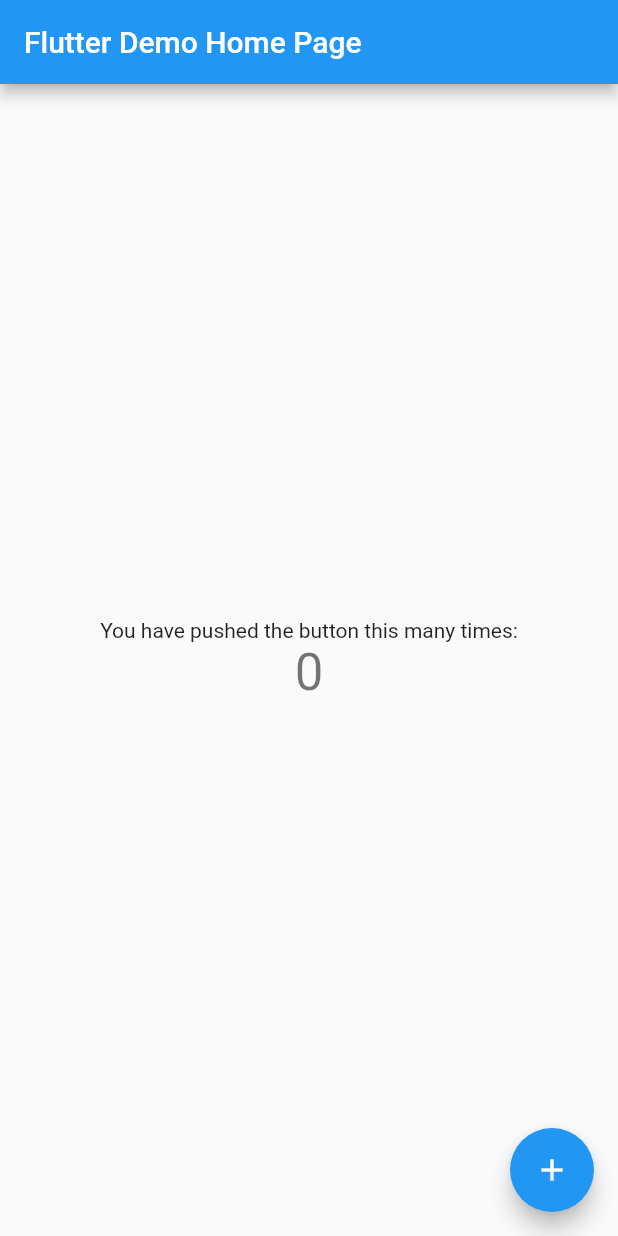
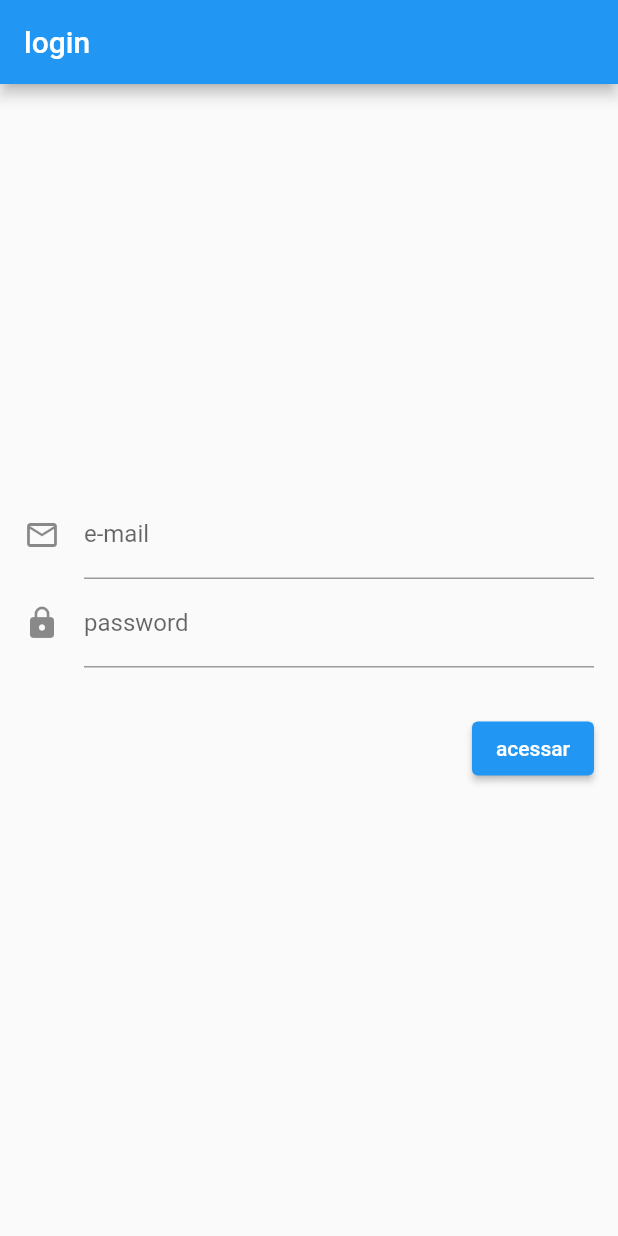
Before and after one commit to heltonss/Time-is-money, a Flutter app: the screen it shows after launch, on a phone screen of 412 x 824 dp. Run offline on Flutter 3.47's test engine with Material 2 defaults, Android fonts, the phone set to English and light mode, and no system bars.

Commit message:
feat: adiciona tela de login

```diff
--- a/lib/main.dart
+++ b/lib/main.dart
@@ -1,105 +1,20 @@
 import 'package:flutter/material.dart';
+import 'package:time_is_money/modules/login/login.dart';
 
 void main() {
   runApp(MyApp());
 }
 
-/// add doc
 class MyApp extends StatelessWidget {
   /// This widget is the root of your application.
   @override
   Widget build(BuildContext context) {
     return MaterialApp(
-      title: 'Flutter Demo',
-      theme: ThemeData(
-        primarySwatch: Colors.blue,
-      ),
-      home: const MyHomePage(title: 'Flutter Demo Home Page'),
-    );
+        title: 'Time is money',
+        theme: ThemeData(
+          primarySwatch: Colors.blue,
+        ),
+        initialRoute: '/',
+        routes: {'/': (BuildContext context) => Login()});
   }
 }
-
-class MyHomePage extends StatefulWidget {
-  const MyHomePage({Key key, this.title}) : super(key: key);
-
-  // This widget is the home page of your application. It is stateful, meaning
-  // that it has a State object (defined below) that contains fields that affect
-  // how it looks.
-
-  // This class is the configuration for the state. It holds the values (in this
-  // case the title) provided by the parent (in this case the App widget) and
-  // used by the build method of the State. Fields in a Widget subclass are
-  // always marked "final".
-
-  final String title;
-
-  @override
-  _MyHomePageState createState() => _MyHomePageState();
-}
-
-class _MyHomePageState extends State<MyHomePage> {
-  int _counter = 0;
-
-  void _incrementCounter() {
-    setState(() {
-      // This call to setState tells the Flutter framework that something has
-      // changed in this State, which causes it to rerun the build method below
-      // so that the display can reflect the updated values. If we changed
-      // _counter without calling setState(), then the build method would not be
-      // called again, and so nothing would appear to happen.
-      _counter++;
-    });
-  }
-
-  @override
-  Widget build(BuildContext context) {
-    // This method is rerun every time setState is called, for instance as done
-    // by the _incrementCounter method above.
-    //
-    // The Flutter framework has been optimized to make rerunning build methods
-    // fast, so that you can just rebuild anything that needs updating rather
-    // than having to individually change instances of widgets.
-    return Scaffold(
-      appBar: AppBar(
-        // Here we take the value from the MyHomePage object that was created by
-        // the App.build method, and use it to set our appbar title.
-        title: Text(widget.title),
-      ),
-      body: Center(
-        // Center is a layout widget. It takes a single child and positions it
-        // in the middle of the parent.
-        child: Column(
-          // Column is also a layout widget. It takes a list of children and
-          // arranges them vertically. By default, it sizes itself to fit its
-          // children horizontally, and tries to be as tall as its parent.
-          //
-          // Invoke "debug painting" (press "p" in the console, choose the
-          // "Toggle Debug Paint" action from the Flutter Inspector in Android
-          // Studio, or the "Toggle Debug Paint" command in Visual Studio Code)
-          // to see the wireframe for each widget.
-          //
-          // Column has various properties to control how it sizes itself and
-          // how it positions its children. Here we use mainAxisAlignment to
-          // center the children vertically; the main axis here is the vertical
-          // axis because Columns are vertical (the cross axis would be
-          // horizontal).
-          mainAxisAlignment: MainAxisAlignment.center,
-          children: <Widget>[
-            const Text(
-              'You have pushed the button this many times:',
-            ),
-            Text(
-              '$_counter',
-              style: Theme.of(context).textTheme.headline4,
-            ),
-          ],
-        ),
-      ),
-      floatingActionButton: FloatingActionButton(
-        onPressed: _incrementCounter,
-        tooltip: 'Increment',
-        child: const Icon(Icons.add),
-      ), // This trailing comma makes auto-formatting nicer for build methods.
-    );
-  }
-}
--- /dev/null
+++ b/lib/modules/login/login.dart
@@ -0,0 +1,56 @@
+import 'package:flutter/material.dart';
+
+class Login extends StatelessWidget {
+  final GlobalKey<FormState> _formKey = GlobalKey<FormState>();
+  final TextEditingController _email = TextEditingController();
+  final TextEditingController _password = TextEditingController();
+
+  @override
+  Widget build(BuildContext context) {
+    return Scaffold(
+        appBar: AppBar(
+          title: const Text('login'),
+        ),
+        body: Padding(
+            padding: const EdgeInsets.all(16),
+            child: Form(
+                key: _formKey,
+                child: Column(
+                    crossAxisAlignment: CrossAxisAlignment.end,
+                    mainAxisAlignment: MainAxisAlignment.center,
+                    children: form()))));
+  }
+
+  List<Widget> form() {
+    return <Widget>[
+      TextFormField(
+        decoration: const InputDecoration(
+          icon: Icon(Icons.email_outlined),
+          hintText: 'Insira seu e-mail de login',
+          labelText: 'e-mail',
+        ),
+      ),
+      TextFormField(
+        obscureText: true,
+        obscuringCharacter: '*',
+        decoration: const InputDecoration(
+          icon: Icon(Icons.lock),
+          hintText: 'Insira sua senha',
+          labelText: 'password',
+        ),
+      ),
+      Padding(
+        padding: const EdgeInsets.symmetric(vertical: 30.0),
+        child: ElevatedButton(
+            onPressed: () {
+              acessar();
+            },
+            child: const Text('acessar')),
+      )
+    ];
+  }
+
+  void acessar() {
+    print('acessando');
+  }
+}
```
